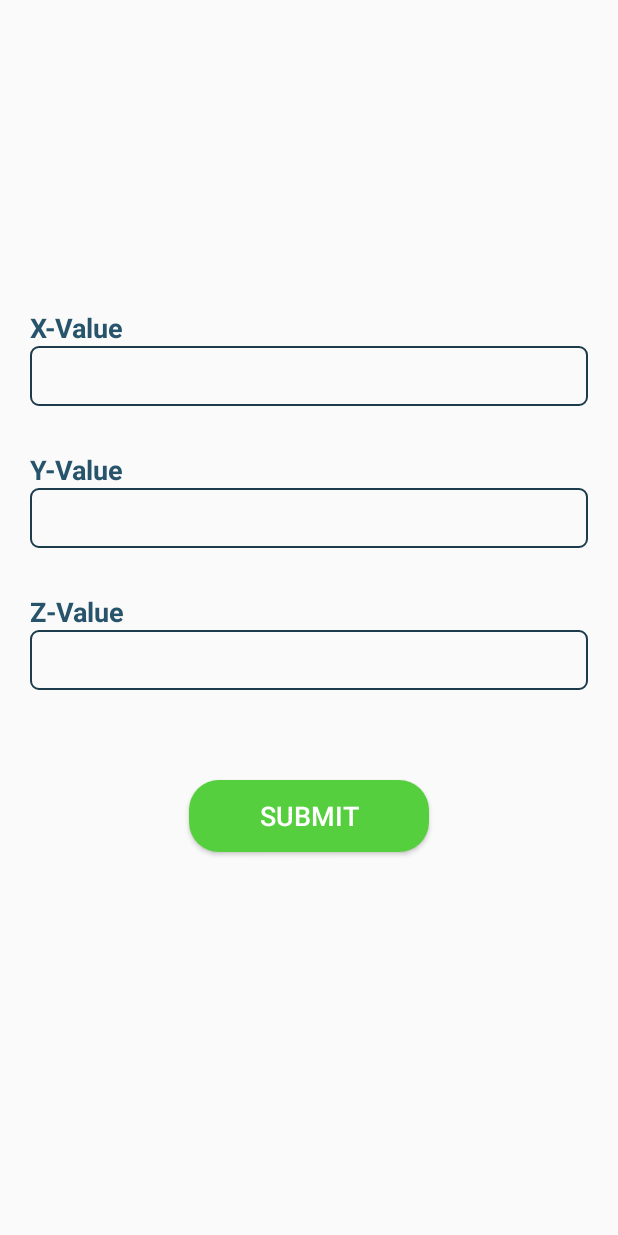
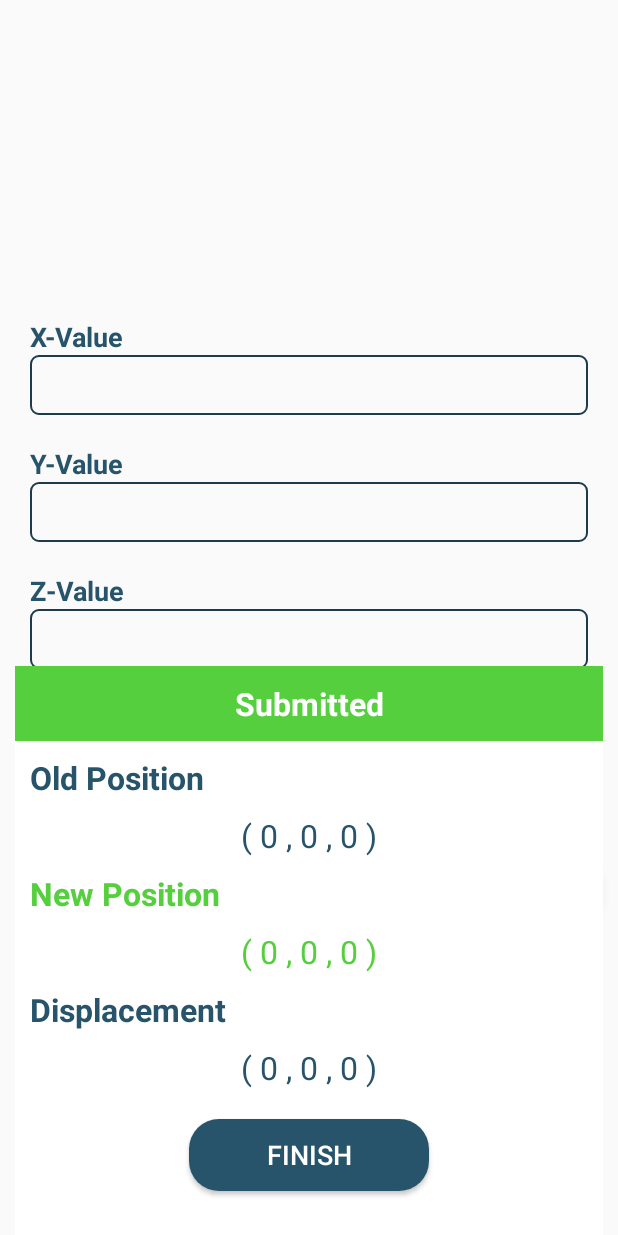
Before and after one commit to AhmedEsam3AB/Prisca, an Android app: the layout activity_coord.xml on its own in the app's theme, with its tools: preview values and no code run, on a phone screen of 412 x 824 dp. Run offline under Robolectric (Android 15) with nearby library versions, the phone set to English and light mode, and no system bars.

Commit message:
Add files via upload

```diff
--- a/Prisca/app/build.gradle
+++ b/Prisca/app/build.gradle
@@ -25,4 +25,5 @@ dependencies {
     testImplementation 'junit:junit:4.12'
     androidTestImplementation 'com.android.support.test:runner:1.0.2'
     androidTestImplementation 'com.android.support.test.espresso:espresso-core:3.0.2'
+    implementation 'com.android.support:design:27.1.1'
 }
--- a/Prisca/app/src/main/res/drawable/rounded.xml
+++ b/Prisca/app/src/main/res/drawable/rounded.xml
@@ -1,6 +1,6 @@
 <?xml version="1.0" encoding="utf-8"?>
 <shape xmlns:android="http://schemas.android.com/apk/res/android" android:shape="rectangle" android:padding="10dp" >
-    <solid android:color="#56CF3E"/>
+    <solid android:color="#27546B"/>
     <corners
         android:bottomRightRadius="20dp"
         android:bottomLeftRadius="20dp"
--- a/Prisca/app/src/main/res/layout/activity_coord.xml
+++ b/Prisca/app/src/main/res/layout/activity_coord.xml
@@ -1,10 +1,22 @@
 <?xml version="1.0" encoding="utf-8"?>
+<android.support.design.widget.CoordinatorLayout xmlns:android="http://schemas.android.com/apk/res/android"
+    xmlns:app="http://schemas.android.com/apk/res-auto"
+    xmlns:tools="http://schemas.android.com/tools"
+    android:layout_width="match_parent"
+    android:layout_height="match_parent">
+
 <android.support.constraint.ConstraintLayout
-    xmlns:android="http://schemas.android.com/apk/res/android" android:layout_width="match_parent"
+    android:id="@+id/conLayout"
+    android:layout_width="match_parent"
     android:layout_height="match_parent">
     <LinearLayout
         android:layout_width="match_parent"
         android:layout_height="match_parent"
+        android:orientation="vertical"
+        android:gravity="center">
+    <LinearLayout
+        android:layout_width="match_parent"
+        android:layout_height="wrap_content"
         android:orientation="vertical"
         android:gravity="center"
         android:padding="20dp">
@@ -22,12 +34,12 @@
             android:id="@+id/x"
             android:layout_width="match_parent"
             android:layout_height="40dp"
-            android:layout_marginBottom="30dp"
+            android:layout_marginBottom="20dp"
             android:background="@drawable/rounded_edittext"
             android:textColor="@color/colorPrimary"
             android:paddingLeft="10dp"
             android:paddingRight="10dp"
-            android:inputType="number" />
+            android:inputType="numberSigned" />
         <TextView
             android:layout_width="wrap_content"
             android:layout_height="wrap_content"
@@ -41,7 +53,7 @@
             android:layout_width="match_parent"
             android:layout_height="40dp"
             android:textColor="@color/colorPrimary"
-            android:layout_marginBottom="30dp"
+            android:layout_marginBottom="20dp"
             android:background="@drawable/rounded_edittext"
             android:paddingLeft="10dp"
             android:paddingRight="10dp"
@@ -59,7 +71,7 @@
             android:layout_width="match_parent"
             android:layout_height="40dp"
             android:textColor="@color/colorPrimary"
-            android:layout_marginBottom="60dp"
+            android:layout_marginBottom="30dp"
             android:background="@drawable/rounded_edittext"
             android:paddingLeft="10dp"
             android:paddingRight="10dp"
@@ -74,20 +86,24 @@
             android:text="Submit"
             android:textColor="#ffffff"
             android:textSize="18sp" />
-        <ProgressBar
-            android:id="@+id/prog"
-            android:layout_width="30dp"
-            android:layout_height="30dp"
-            android:layout_marginTop="20dp"
-            android:indeterminateTint="#56CF3E"
-            android:visibility="invisible"/>
-        <TextView
-            android:id="@+id/sub"
-            android:layout_width="wrap_content"
-            android:layout_height="30dp"
-            android:layout_marginTop="20dp"
-            android:text="Submitted"
-            android:textColor="#56CF3E"
-            android:visibility="gone"/>
+
+
     </LinearLayout>
+
+    <android.support.design.widget.FloatingActionButton
+        android:id="@+id/fab"
+        android:layout_width="wrap_content"
+        android:layout_height="wrap_content"
+        android:layout_gravity="end|bottom"
+        android:src="@drawable/mark"
+        android:backgroundTint="#56CF3E"
+        app:borderWidth="0dp"
+        android:clickable="false"
+        android:layout_margin="16dp"
+        app:fabSize="normal"/>
+
+    </LinearLayout>
+
 </android.support.constraint.ConstraintLayout>
+    <include layout="@layout/bottom_sheet" />
+</android.support.design.widget.CoordinatorLayout>
--- /dev/null
+++ b/Prisca/app/src/main/res/layout/bottom_sheet.xml
@@ -0,0 +1,87 @@
+<?xml version="1.0" encoding="utf-8"?>
+<LinearLayout xmlns:android="http://schemas.android.com/apk/res/android"
+    xmlns:app="http://schemas.android.com/apk/res-auto"
+    android:id="@+id/bottom_sheet"
+    android:layout_width="match_parent"
+    android:layout_height="wrap_content"
+    android:background="#fff"
+    android:orientation="vertical"
+    android:layout_marginLeft="10dp"
+    android:layout_marginRight="10dp"
+    android:paddingBottom="20dp"
+    app:layout_behavior="android.support.design.widget.BottomSheetBehavior">
+
+<TextView
+    android:id="@+id/rec"
+    android:layout_width="match_parent"
+    android:layout_height="50dp"
+    android:text="Submitted"
+    android:textColor="#fff"
+    android:textStyle="bold"
+    android:textSize="21sp"
+    android:gravity="center"
+    android:background="#56CF3E"/>
+<TextView
+    android:layout_width="wrap_content"
+    android:layout_height="wrap_content"
+    android:layout_margin="10dp"
+    android:text="Old Position"
+    android:textColor="@color/colorPrimary"
+    android:textSize="21sp"
+    android:textStyle="bold"/>
+<TextView
+        android:id="@+id/oldpos"
+        android:layout_width="wrap_content"
+        android:layout_height="wrap_content"
+        android:layout_gravity="center_horizontal"
+        android:text="( 0 , 0 , 0 )"
+        android:textColor="@color/colorPrimary"
+        android:textSize="21sp" />
+<TextView
+        android:layout_width="wrap_content"
+        android:layout_height="wrap_content"
+        android:layout_margin="10dp"
+        android:text="New Position"
+        android:textColor="#56CF3E"
+        android:textSize="21sp"
+        android:textStyle="bold"/>
+<TextView
+        android:id="@+id/newpos"
+        android:layout_width="wrap_content"
+        android:layout_height="wrap_content"
+        android:layout_gravity="center_horizontal"
+        android:text="( 0 , 0 , 0 )"
+        android:textColor="#56CF3E"
+        android:textSize="21sp" />
+    <TextView
+        android:layout_width="wrap_content"
+        android:layout_height="wrap_content"
+        android:layout_margin="10dp"
+        android:text="Displacement"
+        android:textColor="@color/colorPrimary"
+        android:textSize="21sp"
+        android:textStyle="bold"/>
+    <TextView
+        android:id="@+id/dis"
+        android:layout_width="wrap_content"
+        android:layout_height="wrap_content"
+        android:layout_gravity="center_horizontal"
+        android:text="( 0 , 0 , 0 )"
+        android:textColor="@color/colorPrimary"
+        android:textSize="21sp"
+        android:layout_marginBottom="10dp"/>
+<Button
+    android:id="@+id/button2"
+    android:layout_width="160dp"
+    android:layout_height="wrap_content"
+    android:layout_margin="10dp"
+    android:background="@drawable/rounded"
+    android:shadowColor="@color/colorPrimary"
+    android:text="Finish"
+    android:textColor="#ffffff"
+    android:textSize="18sp"
+    android:layout_gravity="center_horizontal"
+    android:clickable="false"/>
+
+
+</LinearLayout>
```
Also changed, not shown: Prisca/app/src/main/java/academy/thebes/prisca/prisca/CoordinatesActivity.java (+153 -47 lines), Prisca/app/src/main/res/drawable/mark.png (added), Prisca/app/src/main/res/drawable/mark2.png (added), 1 other file.
